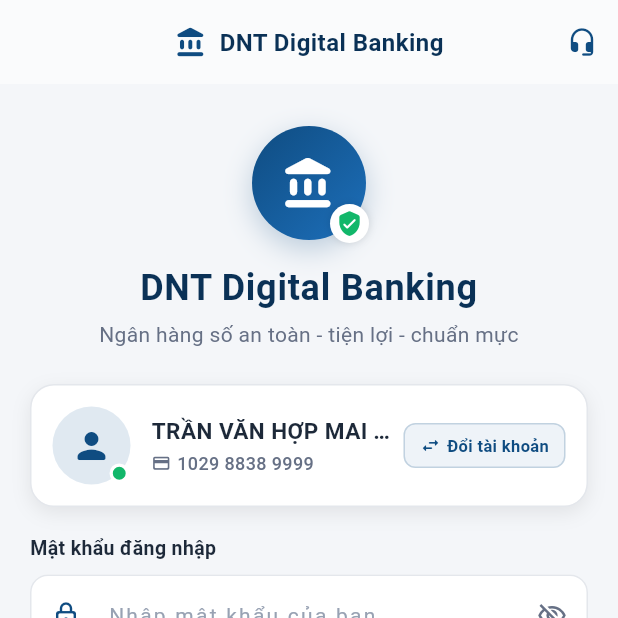
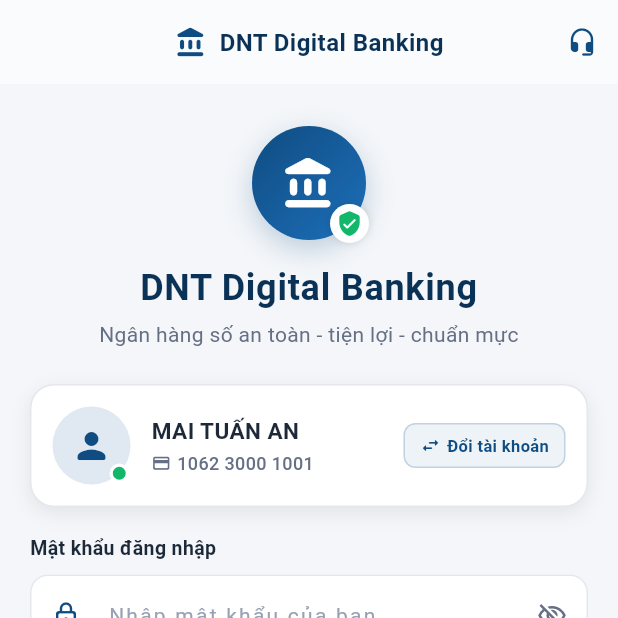
Before and after one commit to vanhop05/Man_hinh_hien_thi07, a Flutter app: the screen it shows after launch, after a tap on "Đổi tài khoản", on a phone screen of 412 x 824 dp, the top half of it. Run offline on Flutter 3.47's test engine with Material 3 defaults, Android fonts, the phone set to English and light mode, and no system bars.

Commit message:
sửa lại hiển thị tài khoản

```diff
--- a/lib/core/constants/app_colors.dart
+++ b/lib/core/constants/app_colors.dart
@@ -4,27 +4,26 @@ import 'package:flutter/material.dart';
 /// Áp dụng phong cách Ngân hàng số / Fintech hiện đại (Modern Banking)
 class AppColors {
   // Màu chủ đạo (Primary & Secondary)
-  static const Color primary = Color(0xFF0F4C81); // Xanh Classic Navy sang trọng
+  static const Color primary = Color(0xFF0F4C81);
   static const Color primaryDark = Color(0xFF0A3156);
   static const Color primaryLight = Color(0xFF2E6CA4);
-  static const Color accent = Color(0xFF00B4D8); // Xanh Cyan năng động, điểm nhấn
-
+  static const Color accent = Color(0xFF00B4D8);
   // Màu nền & Bề mặt
-  static const Color background = Color(0xFFF4F6F9); // Nền xám khói dịu mắt
-  static const Color surface = Color(0xFFFFFFFF); // Thẻ card trắng tinh tế
-  static const Color cardShadow = Color(0x14000000); // Bóng đổ mờ 8%
+  static const Color background = Color(0xFFF4F6F9);
+  static const Color surface = Color(0xFFFFFFFF);
+  static const Color cardShadow = Color(0x14000000);
 
   // Màu chữ (Typography)
-  static const Color textPrimary = Color(0xFF1D2939); // Đen than sắc nét
-  static const Color textSecondary = Color(0xFF667085); // Xám trung tính
-  static const Color textHint = Color(0xFF98A2B3); // Xám gợi ý
+  static const Color textPrimary = Color(0xFF1D2939);
+  static const Color textSecondary = Color(0xFF667085);
+  static const Color textHint = Color(0xFF98A2B3);
   static const Color textWhite = Color(0xFFFFFFFF);
 
   // Trạng thái (Status & Feedback)
-  static const Color success = Color(0xFF12B76A); // Xanh lá online/thành công
-  static const Color error = Color(0xFFF04438); // Đỏ cảnh báo lỗi
-  static const Color warning = Color(0xFFF79009); // Vàng cam cảnh báo
-  static const Color info = Color(0xFF2E90FA); // Xanh dương thông tin
+  static const Color success = Color(0xFF12B76A);
+  static const Color error = Color(0xFFF04438);
+  static const Color warning = Color(0xFFF79009);
+  static const Color info = Color(0xFF2E90FA);
 
   // Màu viền và ngăn cách
   static const Color border = Color(0xFFE4E7EC);
--- a/lib/core/constants/app_strings.dart
+++ b/lib/core/constants/app_strings.dart
@@ -7,8 +7,11 @@ class AppStrings {
 
   // Thông tin thẻ tài khoản (Account Card)
   static const String defaultAccountName = 'TRẦN VĂN HỢP';
-  static const String longAccountName = 'TRẦN VĂN HỢP MAI TUẤN AN';
+  static const String subAccountName = 'MAI TUẤN AN';
+  static const String longAccountName = 'MAI TUẤN AN ft TRẦN VĂN HỢP';
   static const String defaultAccountNumber = '1029 8838 9999';
+  static const String subAccountNumber = '1062 3000 1001';
+  static const String longAccountNumber = '1836 3667 5051';
   static const String switchAccount = 'Đổi tài khoản';
   static const String onlineStatus = 'Đang hoạt động';
 
--- a/lib/screens/login/login_screen.dart
+++ b/lib/screens/login/login_screen.dart
@@ -54,7 +54,29 @@ class _LoginScreenState extends State<LoginScreen> {
   bool _isLoading = false;
 
   // Trạng thái tài khoản: Minh họa bố cục phản ứng khi nội dung thay đổi
-  bool _isLongName = false;
+  int _accountIndex = 0;
+
+  String get _currentAccountName {
+    switch (_accountIndex) {
+      case 1:
+        return AppStrings.subAccountName;
+      case 2:
+        return AppStrings.longAccountName;
+      default:
+        return AppStrings.defaultAccountName;
+    }
+  }
+
+  String get _currentAccountNumber {
+    switch (_accountIndex) {
+      case 1:
+        return AppStrings.subAccountNumber;
+      case 2:
+        return AppStrings.longAccountNumber;
+      default:
+        return AppStrings.defaultAccountNumber;
+    }
+  }
 
   @override
   void dispose() {
@@ -188,12 +210,11 @@ class _LoginScreenState extends State<LoginScreen> {
                           // Áp dụng: Row, Stack + Positioned, Expanded chống overflow khi tên dài.
                           // Phản ứng khi nội dung thay đổi: Nhấn "Đổi tài khoản" để toggle tên ngắn / dài!
                           AccountCard(
-                            accountName: _isLongName
-                                ? AppStrings.longAccountName
-                                : AppStrings.defaultAccountName,
+                            accountName: _currentAccountName,
+                            accountNumber: _currentAccountNumber,
                             onSwitchAccount: () {
                               setState(() {
-                                _isLongName = !_isLongName;
+                                _accountIndex = (_accountIndex + 1) % 3;
                               });
                             },
                           ),
```
